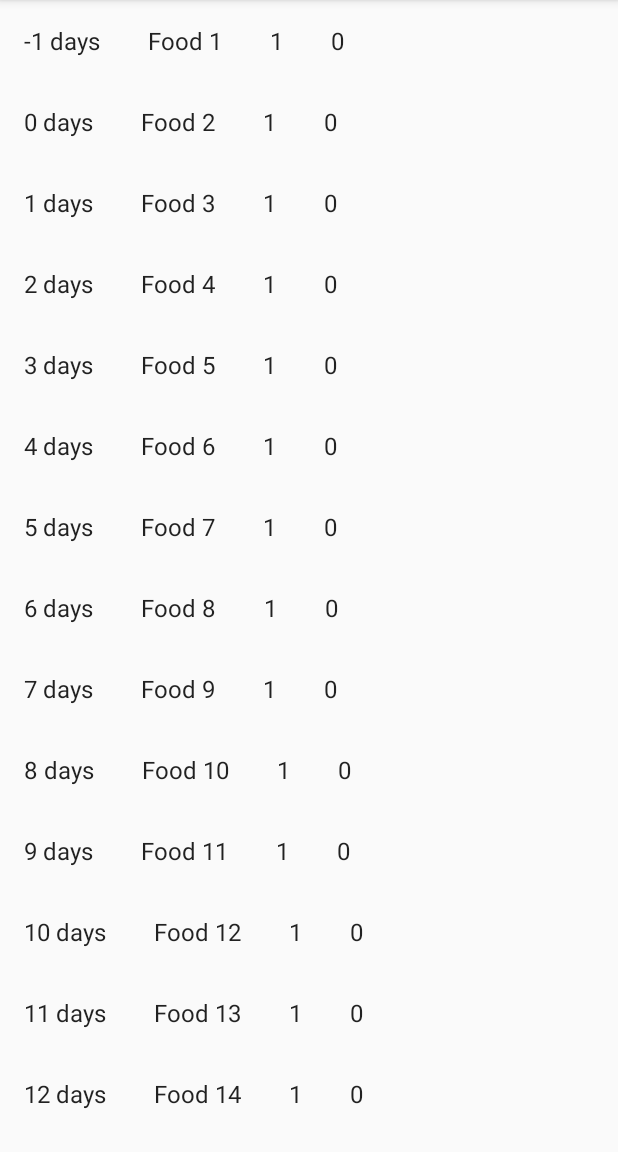
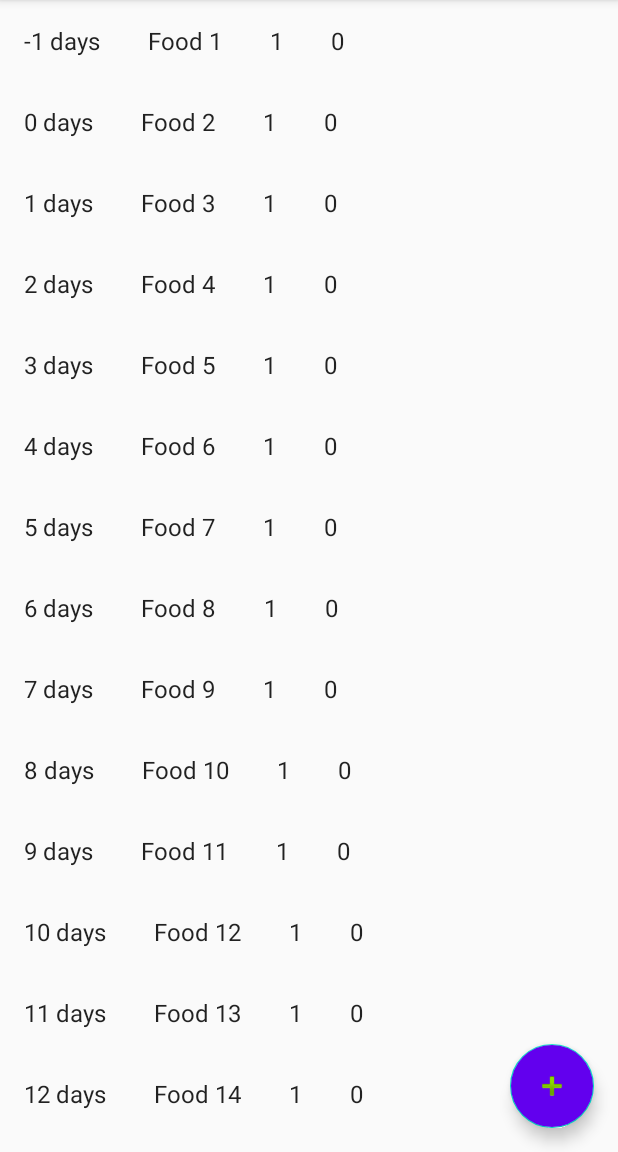
Before and after one commit to DevinDow/FoodTracker, an Android app: the screen it shows after launch (MainActivity), on a phone screen of 412 x 824 dp, the part 84-1236 px from its top. Run offline under Robolectric (Android 15) with nearby library versions, the phone set to English and light mode, and no system bars.

Commit message:
Floating Actrin Button for Adding Food

```diff
--- a/app/build.gradle
+++ b/app/build.gradle
@@ -30,6 +30,7 @@ dependencies {
     implementation 'androidx.recyclerview:recyclerview:1.1.0'
     implementation 'com.google.code.gson:gson:2.8.6'
     implementation 'com.google.code.gson:gson:2.8.6'
+    implementation 'com.google.android.material:material:1.1.0'
     testImplementation 'junit:junit:4.12'
     androidTestImplementation 'androidx.test.ext:junit:1.1.1'
     androidTestImplementation 'androidx.test.espresso:espresso-core:3.2.0'
--- a/app/src/main/java/com/devindow/foodtracker/MainActivity.java
+++ b/app/src/main/java/com/devindow/foodtracker/MainActivity.java
@@ -3,6 +3,10 @@ package com.devindow.foodtracker;
 import androidx.appcompat.app.AppCompatActivity;
 
 import android.os.Bundle;
+import android.view.View;
+
+import com.google.android.material.floatingactionbutton.FloatingActionButton;
+import com.google.android.material.snackbar.Snackbar;
 
 public class MainActivity extends AppCompatActivity {
 
@@ -10,5 +14,15 @@ public class MainActivity extends AppCompatActivity {
     protected void onCreate(Bundle savedInstanceState) {
         super.onCreate(savedInstanceState);
         setContentView(R.layout.activity_main);
+
+        // FloatingActionButton
+        FloatingActionButton fab = findViewById(R.id.fabAdd);
+        fab.setOnClickListener(new View.OnClickListener() {
+            @Override
+            public void onClick(View view) {
+                Snackbar.make(view, "Replace with your own action", Snackbar.LENGTH_LONG)
+                        .setAction("Action", null).show();
+            }
+        });
     }
 }
--- a/app/src/main/res/layout/activity_main.xml
+++ b/app/src/main/res/layout/activity_main.xml
@@ -12,4 +12,16 @@
         android:layout_width="wrap_content"
         android:layout_height="wrap_content" />
 
+    <com.google.android.material.floatingactionbutton.FloatingActionButton
+        android:id="@+id/fabAdd"
+        android:layout_width="wrap_content"
+        android:layout_height="wrap_content"
+        android:layout_marginEnd="16dp"
+        android:layout_marginBottom="16dp"
+        android:backgroundTint="@color/colorPrimary"
+        android:clickable="true"
+        app:layout_constraintBottom_toBottomOf="parent"
+        app:layout_constraintEnd_toEndOf="parent"
+        app:srcCompat="@android:drawable/ic_input_add" />
+
 </androidx.constraintlayout.widget.ConstraintLayout>
```
